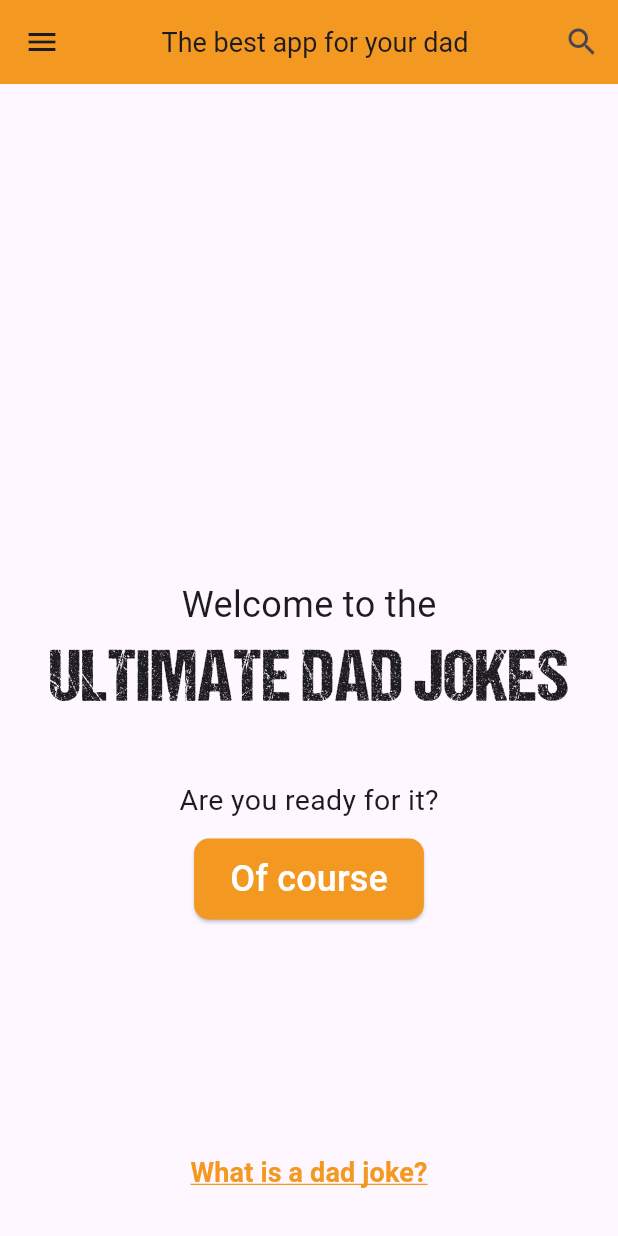
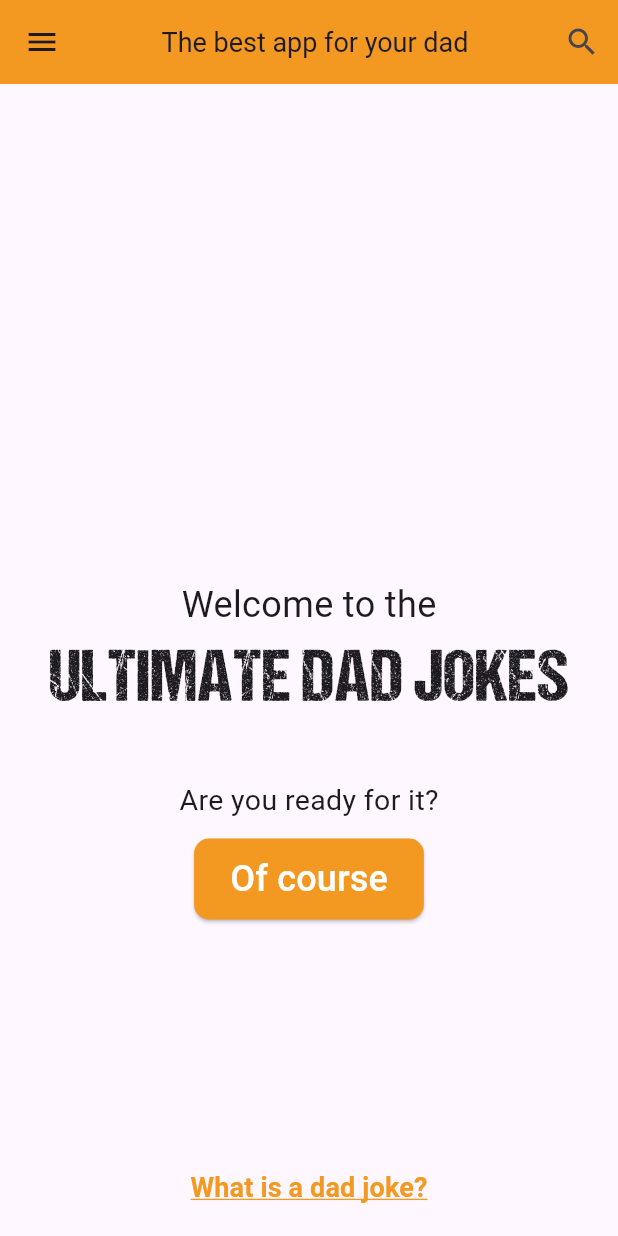
Before and after one commit to ju-lienz/dad-jokes-app, a Flutter app: the screen it shows after launch, on a phone screen of 412 x 824 dp. Run offline on Flutter 3.47's test engine with Material 3 defaults, Android fonts, the phone set to English and light mode, and no system bars.

Commit message:
enhance UI and organize code into separate files

```diff
--- a/lib/screens/welcome_page.dart
+++ b/lib/screens/welcome_page.dart
@@ -1,4 +1,4 @@
-import 'package:dad_jokes_app/widgets/info_popup.dart';
+import 'package:dad_jokes_app/widgets/info_button.dart';
 import 'package:dad_jokes_app/widgets/joke_button.dart';
 import 'package:dad_jokes_app/widgets/main_title.dart';
 import 'package:flutter/material.dart';
@@ -10,38 +10,14 @@ class WelcomeWidget extends StatelessWidget {
 
   @override
   Widget build(BuildContext context) {
-    return Center(
+    return const Center(
       child: Column(
         mainAxisAlignment: MainAxisAlignment.center,
         children: [
-          const MainTitle(),
-          const JokeButton(),
-          const Spacer(),
-          Align(
-              alignment: Alignment.bottomCenter,
-              child: Padding(
-                padding: const EdgeInsets.all(18.0),
-                child: TextButton(
-                  onPressed: () {
-                    infoPopup(context);
-                  },
-                  style: ButtonStyle(
-                    overlayColor: MaterialStateColor.resolveWith(
-                      (states) => const Color.fromARGB(20, 243, 152, 33),
-                    ),
-                  ),
-                  child: const Text(
-                    "What is a dad joke?",
-                    style: TextStyle(
-                      decoration: TextDecoration.underline,
-                      decorationColor: Color.fromARGB(255, 243, 152, 33),
-                      fontSize: 18,
-                      fontWeight: FontWeight.bold,
-                      color: Color.fromARGB(255, 243, 152, 33),
-                    ),
-                  ),
-                ),
-              )),
+          MainTitle(),
+          JokeButton(),
+          Spacer(),
+          InfoButton(),
         ],
       ),
     );
--- /dev/null
+++ b/lib/widgets/info_button.dart
@@ -0,0 +1,34 @@
+import 'package:flutter/material.dart';
+
+class InfoButton extends StatelessWidget {
+  const InfoButton({
+    super.key,
+  });
+
+  @override
+  Widget build(BuildContext context) {
+    return Align(
+        alignment: Alignment.bottomCenter,
+        child: Padding(
+          padding: const EdgeInsets.all(8.0),
+          child: TextButton(
+            onPressed: () {},
+            style: ButtonStyle(
+              overlayColor: MaterialStateColor.resolveWith(
+                (states) => const Color.fromARGB(20, 243, 152, 33),
+              ),
+            ),
+            child: const Text(
+              "What is a dad joke?",
+              style: TextStyle(
+                decoration: TextDecoration.underline,
+                decorationColor: Color.fromARGB(255, 243, 152, 33),
+                fontSize: 18,
+                fontWeight: FontWeight.bold,
+                color: Color.fromARGB(255, 243, 152, 33),
+              ),
+            ),
+          ),
+        ));
+  }
+}
```
Also changed, not shown: lib/widgets/info_popup.dart (+11 -4 lines), lib/widgets/joke_popup.dart (+5 -4 lines).
